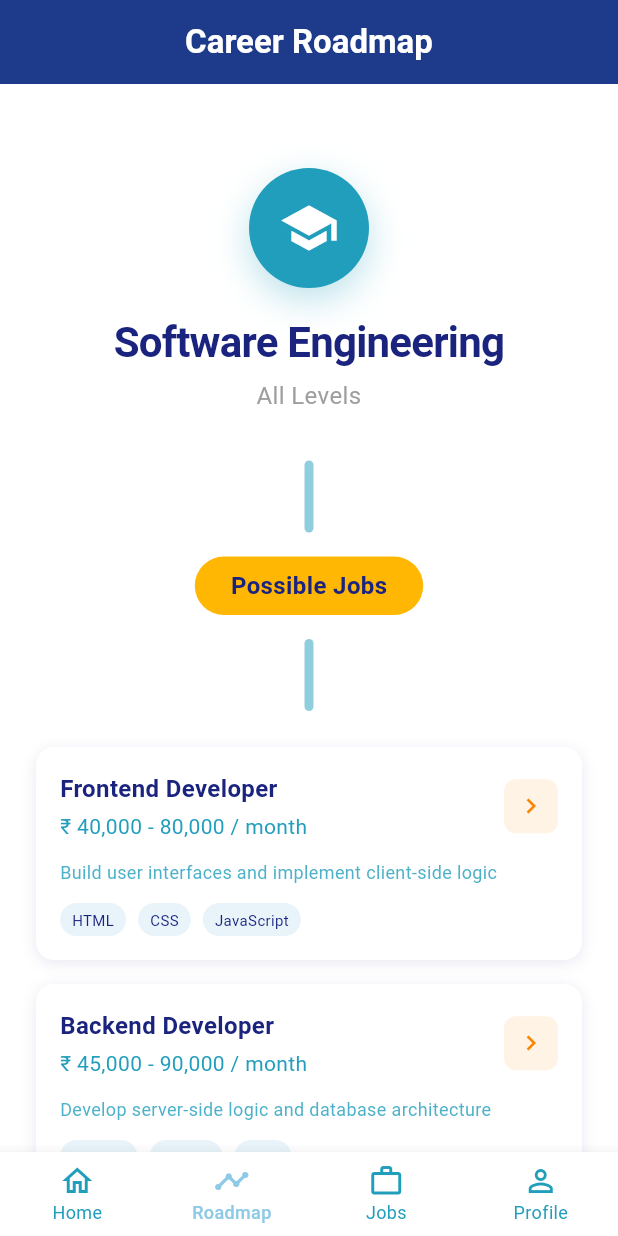
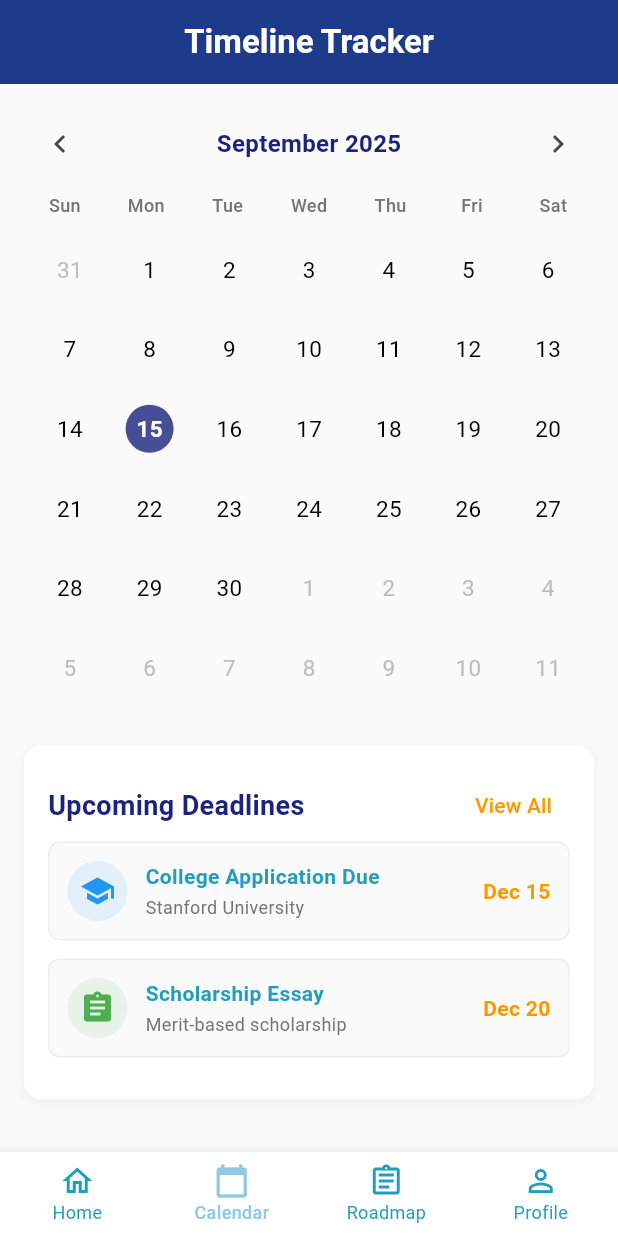
Before and after one commit to Thetwobraincells/SihApp, a Flutter app: the screen it shows after launch, item 2 of the bottom bar chosen, on a phone screen of 412 x 824 dp. Run offline on Flutter 3.47's test engine with Material 3 defaults, Android fonts, the phone set to English and light mode, and no system bars; our stand-ins replace geocoding, geolocator, google_fonts, permission_handler.

Commit message:
Calaender update

```diff
--- a/lib/core/widgets/bottom_navigation.dart
+++ b/lib/core/widgets/bottom_navigation.dart
@@ -5,11 +5,13 @@ import '../../core/constants/app_colors.dart';
 class BottomNavItem {
   final String label;
   final IconData icon;
+  final IconData? activeIcon;
   final String route;
 
   const BottomNavItem({
     required this.label,
     required this.icon,
+    this.activeIcon,
     required this.route,
   });
 }
@@ -22,18 +24,21 @@ class AppBottomNavItems {
       route: '/home',
     ),
     BottomNavItem(
-      label: 'Roadmap',
-      icon: Icons.timeline_outlined,
-      route: '/roadmap',
+      label: 'Calendar',
+      icon: Icons.calendar_today_outlined,
+      activeIcon: Icons.calendar_today,
+      route: '/timeline',
     ),
     BottomNavItem(
-      label: 'Jobs',
-      icon: Icons.work_outline,
-      route: '/jobs',
+      label: 'Roadmap',
+      icon: Icons.assignment_outlined,
+      activeIcon: Icons.assignment,
+      route: '/roadmap',
     ),
     BottomNavItem(
       label: 'Profile',
       icon: Icons.person_outline,
+      activeIcon: Icons.person,
       route: '/profile',
     ),
   ];
@@ -75,6 +80,7 @@ class CustomBottomNavigation extends StatelessWidget {
       items: items.map((item) {
         return BottomNavigationBarItem(
           icon: Icon(item.icon),
+          activeIcon: item.activeIcon != null ? Icon(item.activeIcon) : Icon(item.icon),
           label: item.label,
         );
       }).toList(),
--- a/lib/views/main_screen.dart
+++ b/lib/views/main_screen.dart
@@ -3,8 +3,9 @@ import 'package:provider/provider.dart';
 import '../core/widgets/bottom_navigation.dart';
 import '../controllers/roadmap_controller.dart';
 import '../core/constants/app_colors.dart';
-import 'home_page.dart'; // Import the new home page
+import 'home_page.dart';
 import 'roadmap/clean_roadmap_screen.dart';
+import 'timeline/timeline_tracker_screen.dart';
 
 class MainScreen extends StatefulWidget {
   const MainScreen({Key? key}) : super(key: key);
@@ -21,9 +22,9 @@ class _MainScreenState extends State<MainScreen> {
   void initState() {
     super.initState();
     _pages = [
-      const HomePage(), // Replace PlaceholderScreen with the new HomePage
+      const HomePage(),
+      const TimelineTrackerScreen(),
       const CleanRoadmapScreen(roadmapId: 'software_engineer'),
-      const PlaceholderScreen(title: 'Jobs'),
       const PlaceholderScreen(title: 'Profile'),
     ];
 
@@ -72,10 +73,10 @@ class _MainScreenState extends State<MainScreen> {
     switch (route) {
       case '/home':
         return 'Home';
+      case '/timeline':
+        return 'Timeline Tracker';
       case '/roadmap':
         return 'Career Roadmap';
-      case '/jobs':
-        return 'Job Opportunities';
       case '/profile':
         return 'My Profile';
       default:
--- /dev/null
+++ b/lib/views/timeline/timeline_tracker_screen.dart
@@ -0,0 +1,375 @@
+// lib/views/timeline/timeline_tracker_screen.dart
+
+import 'package:flutter/material.dart';
+
+class TimelineTrackerScreen extends StatefulWidget {
+  const TimelineTrackerScreen({Key? key}) : super(key: key);
+
+  @override
+  State<TimelineTrackerScreen> createState() => _TimelineTrackerScreenState();
+}
+
+class _TimelineTrackerScreenState extends State<TimelineTrackerScreen> {
+  DateTime selectedDate = DateTime.now();
+  DateTime focusedDate = DateTime.now();
+  int currentNavIndex = 1;
+  bool isOffline = false;
+
+  final List<DeadlineItem> upcomingDeadlines = [
+    DeadlineItem(
+      icon: Icons.school,
+      iconColor: Colors.blue,
+      title: "College Application Due",
+      subtitle: "Stanford University",
+      date: "Dec 15",
+    ),
+    DeadlineItem(
+      icon: Icons.assignment,
+      iconColor: Colors.green,
+      title: "Scholarship Essay",
+      subtitle: "Merit-based scholarship",
+      date: "Dec 20",
+    ),
+  ];
+
+  @override
+  Widget build(BuildContext context) {
+    return Scaffold(
+      backgroundColor: Colors.grey[50],
+      appBar: AppBar(
+        backgroundColor: Colors.white,
+        elevation: 0,
+        toolbarHeight: 0, // This will completely hide the app bar
+      ),
+      body: SafeArea(
+        child: SingleChildScrollView(
+          child: Column(
+            crossAxisAlignment: CrossAxisAlignment.stretch,
+            children: [
+              // Calendar Section
+              Padding(
+                padding: const EdgeInsets.all(16.0),
+                child: _buildCustomCalendar(),
+              ),
+
+              // Upcoming Deadlines Section
+              Container(
+                margin: const EdgeInsets.symmetric(horizontal: 16.0, vertical: 8.0),
+                padding: const EdgeInsets.all(16.0),
+                decoration: BoxDecoration(
+                  color: Colors.white,
+                  borderRadius: BorderRadius.circular(12.0),
+                  boxShadow: [
+                    BoxShadow(
+                      color: Colors.grey.withOpacity(0.1),
+                      spreadRadius: 1,
+                      blurRadius: 4,
+                      offset: const Offset(0, 2),
+                    ),
+                  ],
+                ),
+                child: Column(
+                  crossAxisAlignment: CrossAxisAlignment.start,
+                  children: [
+                    Row(
+                      mainAxisAlignment: MainAxisAlignment.spaceBetween,
+                      children: [
+                        const Text(
+                          'Upcoming Deadlines',
+                          style: TextStyle(
+                            fontSize: 18,
+                            fontWeight: FontWeight.w600,
+                            color: Color(0xFF1A237E),
+                          ),
+                        ),
+                        TextButton(
+                          onPressed: () {},
+                          child: const Text(
+                            'View All',
+                            style: TextStyle(
+                              color: Colors.orange,
+                              fontWeight: FontWeight.w500,
+                            ),
+                          ),
+                        ),
+                      ],
+                    ),
+                    _buildDeadlineList(),
+                  ],
+                ),
+              ),
+            ],
+          ),
+        ),
+      ),
+    );
+  }
+
+  Widget _buildDeadlineList() {
+    if (upcomingDeadlines.isEmpty) {
+      return Container(
+        padding: const EdgeInsets.symmetric(vertical: 32.0),
+        child: Column(
+          children: [
+            Icon(
+              Icons.calendar_today_outlined,
+              size: 48.0,
+              color: Colors.grey[400],
+            ),
+            const SizedBox(height: 16.0),
+            Text(
+              'No upcoming deadlines',
+              style: TextStyle(
+                color: Colors.grey[600],
+                fontSize: 16.0,
+              ),
+            ),
+          ],
+        ),
+      );
+    }
+
+    return ListView.builder(
+      shrinkWrap: true,
+      physics: const NeverScrollableScrollPhysics(),
+      itemCount: upcomingDeadlines.length,
+      itemBuilder: (context, index) {
+        return Padding(
+          padding: const EdgeInsets.only(bottom: 12.0),
+          child: _buildDeadlineCard(upcomingDeadlines[index]),
+        );
+      },
+    );
+  }
+
+  Widget _buildCustomCalendar() {
+    return Column(
+      children: [
+        // Month/Year Header with navigation
+        Row(
+          mainAxisAlignment: MainAxisAlignment.spaceBetween,
+          children: [
+            IconButton(
+              icon: const Icon(Icons.chevron_left),
+              onPressed: () {
+                setState(() {
+                  focusedDate = DateTime(focusedDate.year, focusedDate.month - 1);
+                });
+              },
+            ),
+            Text(
+              _getMonthYearString(focusedDate),
+              style: const TextStyle(
+                fontSize: 16,
+                fontWeight: FontWeight.w600,
+                color: Color(0xFF1A237E),
+              ),
+            ),
+            IconButton(
+              icon: const Icon(Icons.chevron_right),
+              onPressed: () {
+                setState(() {
+                  focusedDate = DateTime(focusedDate.year, focusedDate.month + 1);
+                });
+              },
+            ),
+          ],
+        ),
+        const SizedBox(height: 8),
+
+        // Days of week header
+        Row(
+          mainAxisAlignment: MainAxisAlignment.spaceAround,
+          children: ['Sun', 'Mon', 'Tue', 'Wed', 'Thu', 'Fri', 'Sat']
+              .map((day) => SizedBox(
+                    width: 40,
+                    child: Center(
+                      child: Text(
+                        day,
+                        style: TextStyle(
+                          fontSize: 12,
+                          fontWeight: FontWeight.w500,
+                          color: Colors.grey[600],
+                        ),
+                      ),
+                    ),
+                  ))
+              .toList(),
+        ),
+        _buildCalendarGrid(),
+      ],
+    );
+  }
+
+  Widget _buildCalendarGrid() {
+    // Get the first day of the month and the number of days in the month
+    final firstDayOfMonth = DateTime(focusedDate.year, focusedDate.month, 1);
+    final daysInMonth = DateTime(focusedDate.year, focusedDate.month + 1, 0).day;
+
+    // Get the weekday of the first day (0 = Sunday, 6 = Saturday)
+    final firstWeekday = firstDayOfMonth.weekday % 7; // Make Sunday = 0
+
+    // Calculate the number of rows needed (4-6 weeks)
+    final firstDayOffset = firstDayOfMonth.weekday % 7; // 0-6 (Sun-Sat)
+    final totalDaysShown = daysInMonth + firstDayOffset;
+    final totalRows = ((totalDaysShown + 6) / 7).ceil(); // Round up to nearest integer
+    final totalCells = totalRows * 7; // Total cells needed
+    final rowHeight = 48.0; // Height for each row (including padding)
+
+    return Container(
+      height: (totalRows * rowHeight) + 32, // Dynamic height based on rows needed
+      margin: const EdgeInsets.only(top: 8.0),
+      padding: const EdgeInsets.symmetric(horizontal: 4.0),
+      child: GridView.builder(
+        physics: const NeverScrollableScrollPhysics(), // Disable scrolling since height is dynamic
+        gridDelegate: const SliverGridDelegateWithFixedCrossAxisCount(
+          crossAxisCount: 7,
+          childAspectRatio: 1.0,
+          mainAxisSpacing: 0,
+          crossAxisSpacing: 0,
+        ),
+        itemCount: totalCells,
+        itemBuilder: (context, index) {
+          // Calculate the day number to display
+          final dayNumber = index - firstWeekday + 1;
+          final isCurrentMonth = dayNumber > 0 && dayNumber <= daysInMonth;
+
+          // Calculate the actual date for this cell
+          DateTime cellDate;
+          if (dayNumber <= 0) {
+            // Previous month
+            final prevMonth = focusedDate.month == 1 ? 12 : focusedDate.month - 1;
+            final prevYear = focusedDate.month == 1 ? focusedDate.year - 1 : focusedDate.year;
+            final daysInPrevMonth = DateTime(prevYear, prevMonth + 1, 0).day;
+            cellDate = DateTime(prevYear, prevMonth, daysInPrevMonth + dayNumber);
+          } else if (dayNumber > daysInMonth) {
+            // Next month
+            final nextMonth = focusedDate.month == 12 ? 1 : focusedDate.month + 1;
+            final nextYear = focusedDate.month == 12 ? focusedDate.year + 1 : focusedDate.year;
+            cellDate = DateTime(nextYear, nextMonth, dayNumber - daysInMonth);
+          } else {
+            // Current month
+            cellDate = DateTime(focusedDate.year, focusedDate.month, dayNumber);
+          }
+
+          final isToday = cellDate.year == DateTime.now().year &&
+                         cellDate.month == DateTime.now().month &&
+                         cellDate.day == DateTime.now().day;
+
+          return Container(
+            margin: const EdgeInsets.all(2.0),
+            child: Center(
+              child: Container(
+                width: 32,
+                height: 32,
+                decoration: BoxDecoration(
+                  color: isToday ? const Color(0xFF1A237E).withOpacity(0.8) : Colors.transparent,
+                  shape: BoxShape.circle,
+                ),
+                child: Center(
+                  child: Text(
+                    cellDate.day.toString(),
+                    style: TextStyle(
+                      color: isToday
+                          ? Colors.white
+                          : isCurrentMonth
+                              ? Colors.black
+                              : Colors.grey[400],
+                      fontWeight: isToday ? FontWeight.bold : FontWeight.normal,
+                      fontSize: 15,
+                    ),
+                  ),
+                ),
+              ),
+            ),
+          );
+        },
+      ),
+    );
+  }
+
+  Widget _buildDeadlineCard(DeadlineItem deadline) {
+    return Container(
+      padding: const EdgeInsets.all(12.0),
+      decoration: BoxDecoration(
+        color: Colors.grey[50],
+        borderRadius: BorderRadius.circular(8.0),
+        border: Border.all(color: Colors.grey[200]!),
+      ),
+      child: Row(
+        children: [
+          Container(
+            padding: const EdgeInsets.all(8.0),
+            decoration: BoxDecoration(
+              color: deadline.iconColor.withOpacity(0.1),
+              shape: BoxShape.circle,
+            ),
+            child: Icon(deadline.icon, color: deadline.iconColor),
+          ),
+          const SizedBox(width: 12.0),
+          Expanded(
+            child: Column(
+              crossAxisAlignment: CrossAxisAlignment.start,
+              children: [
+                Text(
+                  deadline.title,
+                  style: const TextStyle(
+                    fontWeight: FontWeight.w600,
+                    fontSize: 14.0,
+                  ),
+                ),
+                const SizedBox(height: 2.0),
+                Text(
+                  deadline.subtitle,
+                  style: TextStyle(
+                    color: Colors.grey[600],
+                    fontSize: 12.0,
+                  ),
+                ),
+              ],
+            ),
+          ),
+          Text(
+            deadline.date,
+            style: const TextStyle(
+              fontWeight: FontWeight.w600,
+              color: Colors.orange,
+              fontSize: 14.0,
+            ),
+          ),
+        ],
+      ),
+    );
+  }
+
+  bool _isSameDay(DateTime a, DateTime b) {
+    return a.year == b.year && a.month == b.month && a.day == b.day;
+  }
+
+  String _getMonthYearString(DateTime date) {
+    return '${_getMonthName(date.month)} ${date.year}';
+  }
+
+  String _getMonthName(int month) {
+    return [
+      'January', 'February', 'March', 'April', 'May', 'June',
+      'July', 'August', 'September', 'October', 'November', 'December'
+    ][month - 1];
+  }
+}
+
+class DeadlineItem {
+  final IconData icon;
+  final Color iconColor;
+  final String title;
+  final String subtitle;
+  final String date;
+
+  DeadlineItem({
+    required this.icon,
+    required this.iconColor,
+    required this.title,
+    required this.subtitle,
+    required this.date,
+  });
+}
```
